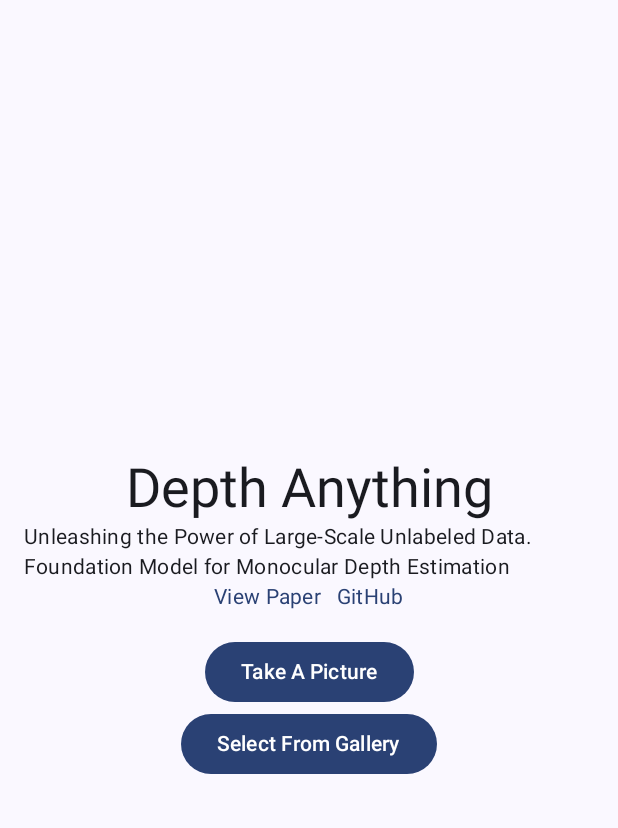
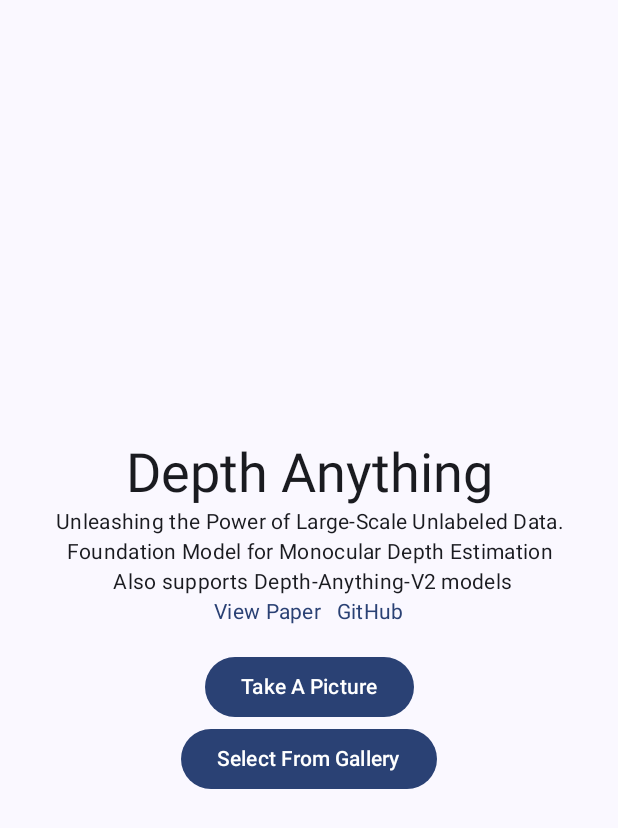
Before and after one commit to shubham0204/Depth-Anything-Android, an Android app built with Jetpack Compose: the screen it shows after launch (MainActivity), on a phone screen of 412 x 824 dp. Shown: the top 828 px of the screen. Run offline under Robolectric (Android 15) with nearby library versions, the phone set to English and light mode, and no system bars; libraries missing offline, so code that uses them is left out: ai.onnxruntime, net.engawapg.lib.

Commit message:
update paper description in MainActivity

```diff
--- a/app/src/main/java/com/ml/shubham0204/depthanything/MainActivity.kt
+++ b/app/src/main/java/com/ml/shubham0204/depthanything/MainActivity.kt
@@ -41,6 +41,7 @@ import androidx.compose.ui.Modifier
 import androidx.compose.ui.graphics.asImageBitmap
 import androidx.compose.ui.text.SpanStyle
 import androidx.compose.ui.text.buildAnnotatedString
+import androidx.compose.ui.text.style.TextAlign
 import androidx.compose.ui.text.withStyle
 import androidx.compose.ui.unit.dp
 import androidx.core.content.FileProvider
@@ -121,6 +122,7 @@ class MainActivity : ComponentActivity() {
             Text(
                 text = getString(R.string.model_description),
                 style = MaterialTheme.typography.bodyMedium,
+                textAlign = TextAlign.Center,
                 modifier = Modifier.align(Alignment.CenterHorizontally)
             )
 
--- a/app/src/main/res/values/strings.xml
+++ b/app/src/main/res/values/strings.xml
@@ -5,7 +5,8 @@
         Depth Anything
     </string>
     <string name="model_description">
-        Unleashing the Power of Large-Scale Unlabeled Data. Foundation Model for Monocular Depth Estimation
+        Unleashing the Power of Large-Scale Unlabeled Data. Foundation Model for Monocular Depth Estimation\n
+        Also supports Depth-Anything-V2 models
     </string>
     <string name="model_paper_url">https://arxiv.org/abs/2401.10891</string>
     <string name="model_github_url">https://github.com/LiheYoung/Depth-Anything</string>
```
